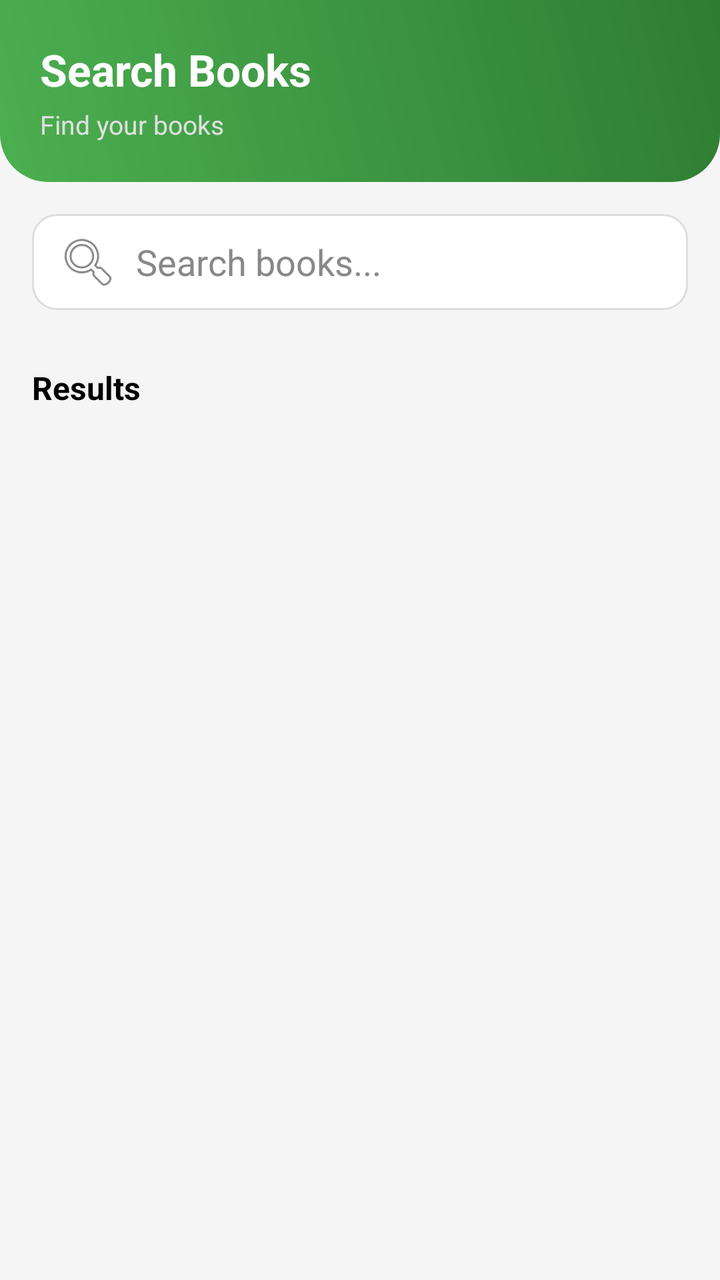
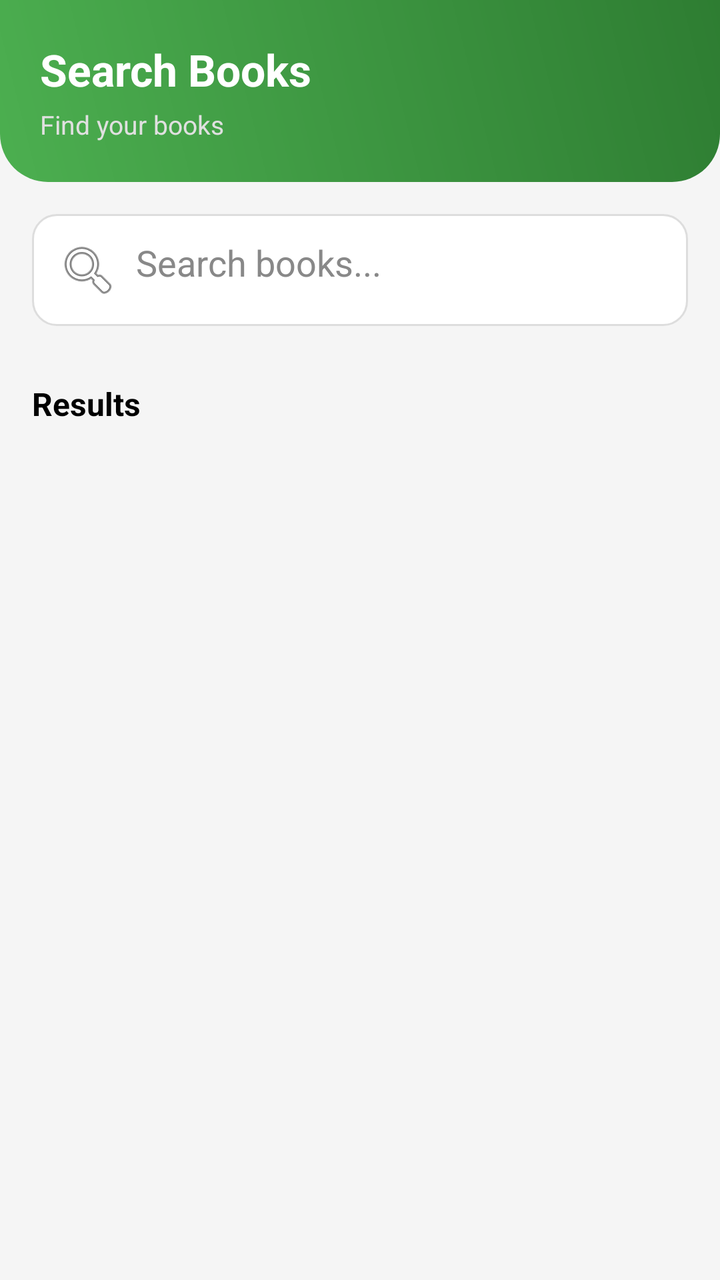

The first picture is an Android layout as it rendered before a commit; the second is the same layout after the commit. The layout source and the unified diff follow.
<!-- AndroidManifest.xml: application theme Theme.LibraryApp -->
<!-- res/layout/fragment_search.xml -->
<?xml version="1.0" encoding="utf-8"?>
<LinearLayout
    xmlns:android="http://schemas.android.com/apk/res/android"
    android:orientation="vertical"
    android:layout_width="match_parent"
    android:layout_height="match_parent"
    android:background="@color/background">

    
    <LinearLayout
        android:layout_width="match_parent"
        android:layout_height="wrap_content"
        android:orientation="vertical"
        android:padding="20dp"
        android:background="@drawable/bg_header">

        <TextView
            android:layout_width="wrap_content"
            android:layout_height="wrap_content"
            android:text="Search Books"
            android:textColor="@android:color/white"
            android:textSize="22sp"
            android:textStyle="bold"/>

        <TextView
            android:layout_width="wrap_content"
            android:layout_height="wrap_content"
            android:text="Find your books"
            android:textColor="#E0E0E0"
            android:textSize="13sp"
            android:layout_marginTop="4dp"/>
    </LinearLayout>

    
    <LinearLayout
        android:layout_width="match_parent"
        android:layout_height="wrap_content"
        android:padding="16dp"
        android:background="@color/background">

        <EditText
            android:id="@+id/edtSearch"
            android:hint="Search books..."
            android:background="@drawable/bg_search"
            android:padding="12dp"
            android:drawableStart="@android:drawable/ic_menu_search"
            android:drawablePadding="8dp"
            android:layout_width="match_parent"
            android:layout_height="48dp"
            android:textColor="#000000"
            android:textColorHint="#888888"/>

    </LinearLayout>



    <TextView
        android:layout_width="wrap_content"
        android:layout_height="wrap_content"
        android:text="Results"
        android:textStyle="bold"
        android:textSize="16sp"
        android:textColor="@color/text_primary"
        android:layout_marginStart="16dp"
        android:layout_marginTop="12dp"
        android:layout_marginBottom="6dp"/>

    
    <TextView
        android:id="@+id/txtEmpty"
        android:text="No books found"
        android:visibility="gone"
        android:gravity="center"
        android:textSize="16sp"
        android:textColor="@color/text_secondary"
        android:layout_marginTop="24dp"
        android:layout_width="match_parent"
        android:layout_height="wrap_content"/>

    
    <androidx.recyclerview.widget.RecyclerView
        android:id="@+id/rvBooks"
        android:layout_width="match_parent"
        android:layout_height="0dp"
        android:layout_weight="1"
        android:paddingStart="12dp"
        android:paddingEnd="12dp"
        android:clipToPadding="false"/>

</LinearLayout>
<!-- resources referenced by this layout -->
<resources>
  <color name="background">#F5F5F5</color>
  <color name="text_primary">#000000</color>
  <color name="text_secondary">#888888</color>
  <!-- drawable bg_header (drawable) -->
  <?xml version="1.0" encoding="utf-8"?>
  <shape xmlns:android="http://schemas.android.com/apk/res/android">
      <gradient
          android:startColor="#4CAF50"
          android:endColor="#2E7D32"
          android:angle="45"/>
  
      <corners
          android:bottomLeftRadius="24dp"
          android:bottomRightRadius="24dp"/>
  </shape>
  <!-- drawable bg_search (drawable) -->
  <?xml version="1.0" encoding="utf-8"?>
  <shape xmlns:android="http://schemas.android.com/apk/res/android">
      <solid android:color="#FFFFFF"/>
      <corners android:radius="12dp"/>
      <padding android:left="8dp" android:right="8dp"/>
      <stroke android:width="1dp" android:color="#DDDDDD"/>
  </shape>
  <style name="Theme.LibraryApp" parent="Theme.AppCompat.Light.NoActionBar" />
</resources>

<!-- the commit's change to res/layout/fragment_search.xml (unified diff, before → after) -->
@@ -46,9 +46,12 @@
             android:drawableStart="@android:drawable/ic_menu_search"
             android:drawablePadding="8dp"
             android:layout_width="match_parent"
-            android:layout_height="48dp"
+            android:layout_height="wrap_content"
+            android:minHeight="48dp"
             android:textColor="#000000"
-            android:textColorHint="#888888"/>
+            android:textColorHint="#888888"
+            android:inputType="textMultiLine"
+            android:gravity="top"/>
 
     </LinearLayout>
 
